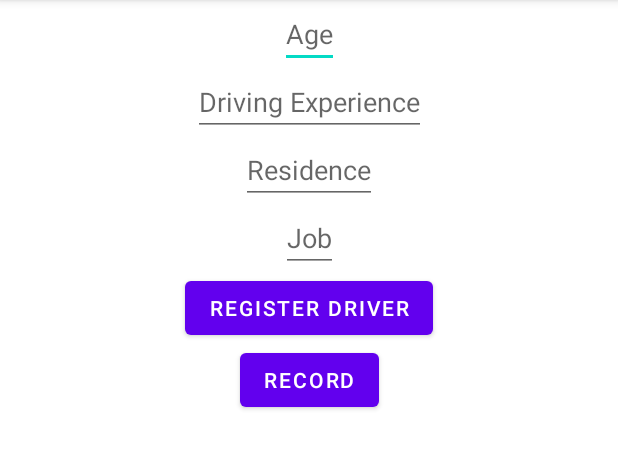
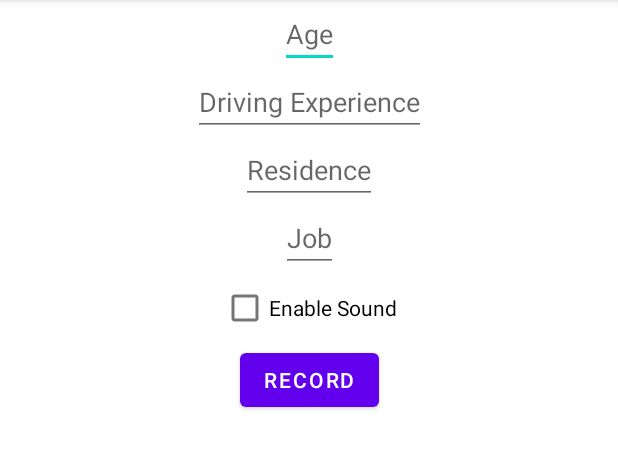
Before and after one commit to 2rius/safer-driving, an Android app: the RegisterDriver screen opened directly, with no data from a screen before it, on a phone screen of 412 x 824 dp, the part 84-553 px from its top. Run offline under Robolectric (Android 15) with nearby library versions, the phone set to English and light mode, and no system bars; our stand-ins replace Firebase (no records; nobody signed in at launch, a user with empty details on screens opened directly).

Commit message:
modify database setup

```diff
--- a/app/src/main/java/com/example/saferdriving/activities/RegisterDriver.kt
+++ b/app/src/main/java/com/example/saferdriving/activities/RegisterDriver.kt
@@ -13,17 +13,24 @@ import com.google.firebase.ktx.Firebase
 class RegisterDriver : AppCompatActivity() {
 
     private lateinit var binding: ActivityRegisterDriverBinding
-    private lateinit var database: DatabaseReference
+    private var database: DatabaseReference = Firebase.database("https://safer-driving-default-rtdb.europe-west1.firebasedatabase.app/").reference.child("data_without_sound").child("drivers")
+
+
 
     override fun onCreate(savedInstanceState: Bundle?) {
         super.onCreate(savedInstanceState)
         binding = ActivityRegisterDriverBinding.inflate(layoutInflater)
         setContentView(binding.root)
+        binding.checkboxSound.setOnClickListener {
+            if (binding.checkboxSound.isChecked){
+                database =
+                    Firebase.database("https://safer-driving-default-rtdb.europe-west1.firebasedatabase.app/").reference.child("data_with_sound").child("drivers")
+            } else{
+                database = Firebase.database("https://safer-driving-default-rtdb.europe-west1.firebasedatabase.app/").reference.child("data_without_sound").child("drivers")
+            }
+        }
 
-        database =
-            Firebase.database("https://safer-driving-default-rtdb.europe-west1.firebasedatabase.app/").reference.child("drivers")
-
-        binding.registerNewRide.setOnClickListener{
+        binding.goToRecord.setOnClickListener{
             val age = binding.editTextAge.text.toString().toIntOrNull()
             val drivingExperience = binding.editTextDrivingExperience.text.toString().toIntOrNull()
             val residence = binding.editTextResidence.text.toString()
@@ -58,7 +65,9 @@ class RegisterDriver : AppCompatActivity() {
             newDriverRef.setValue(newRideInfo)
                 .addOnSuccessListener {
                     Toast.makeText(this, "Driver added successfully!", Toast.LENGTH_SHORT).show()
-
+                    if (driverId != null) {
+                        startLiveDataDisplayActivity(binding.checkboxSound.isChecked, driverId)
+                    }
                     // Now you can use driverId to reference this specific driver if needed
                     //val specificDriverRef = database.child(driverId!!)
                     // Use specificDriverRef to perform operations on this specific driver
@@ -66,19 +75,19 @@ class RegisterDriver : AppCompatActivity() {
                 .addOnFailureListener {
                     Toast.makeText(this, "Failed to add driver: ${it.message}", Toast.LENGTH_SHORT).show()
                 }
-        }
 
-        binding.goToRecord.setOnClickListener{
-            startLiveDataDisplayActivity()
+
         }
 
     }
 
-    private fun startLiveDataDisplayActivity() {
+    private fun startLiveDataDisplayActivity(withSound:Boolean, driverId: String) {
         val intent = Intent(
             this,
             LiveDataDisplay::class.java
         )
+        intent.putExtra("withSound", withSound)
+        intent.putExtra("driverID", driverId)
         startActivity(intent)
         finish()
     }
--- a/app/src/main/res/layout/activity_register_driver.xml
+++ b/app/src/main/res/layout/activity_register_driver.xml
@@ -46,17 +46,16 @@
         android:layout_height="wrap_content"
         android:hint="Job"
         app:layout_constraintTop_toBottomOf="@+id/editTextResidence"
-        app:layout_constraintBottom_toTopOf="@+id/register_new_ride"
         app:layout_constraintStart_toStartOf="parent"
         app:layout_constraintEnd_toEndOf="parent" />
 
-    <!-- Button to register new ride -->
-    <Button
-        android:id="@+id/register_new_ride"
+    <!-- Checkbox for Sound -->
+    <CheckBox
+        android:id="@+id/checkboxSound"
         android:layout_width="wrap_content"
         android:layout_height="wrap_content"
-        android:text="@string/register_new_ride"
-        app:layout_constraintTop_toBottomOf="@id/editTextJob"
+        android:text="Enable Sound"
+        app:layout_constraintTop_toBottomOf="@+id/editTextJob"
         app:layout_constraintStart_toStartOf="parent"
         app:layout_constraintEnd_toEndOf="parent" />
 
@@ -65,7 +64,7 @@
         android:layout_width="wrap_content"
         android:layout_height="wrap_content"
         android:text="@string/go_to_record"
-        app:layout_constraintTop_toBottomOf="@id/register_new_ride"
+        app:layout_constraintTop_toBottomOf="@id/checkboxSound"
         app:layout_constraintStart_toStartOf="parent"
         app:layout_constraintEnd_toEndOf="parent" />
 
```
Also changed, not shown: app/src/main/java/com/example/saferdriving/activities/LiveDataDisplay.kt (+6 -7 lines), app/src/main/java/com/example/saferdriving/services/LiveDataService.kt (+27 -5 lines), app/src/main/res/layout/activity_live_data_display.xml (+11 -45 lines).
